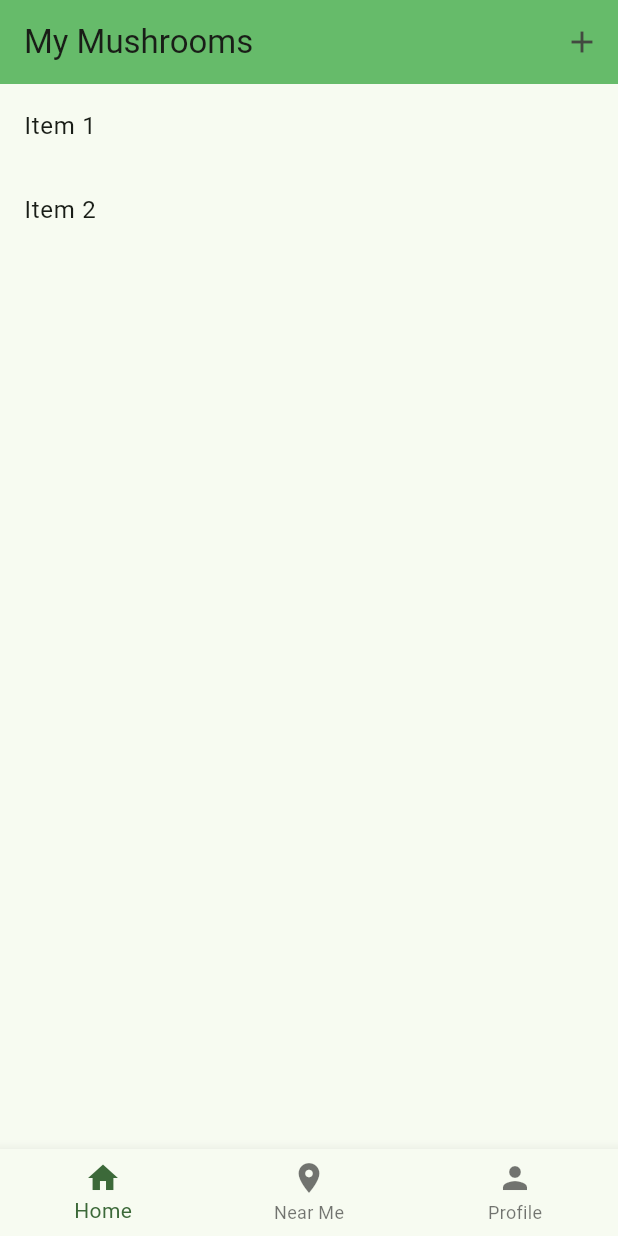
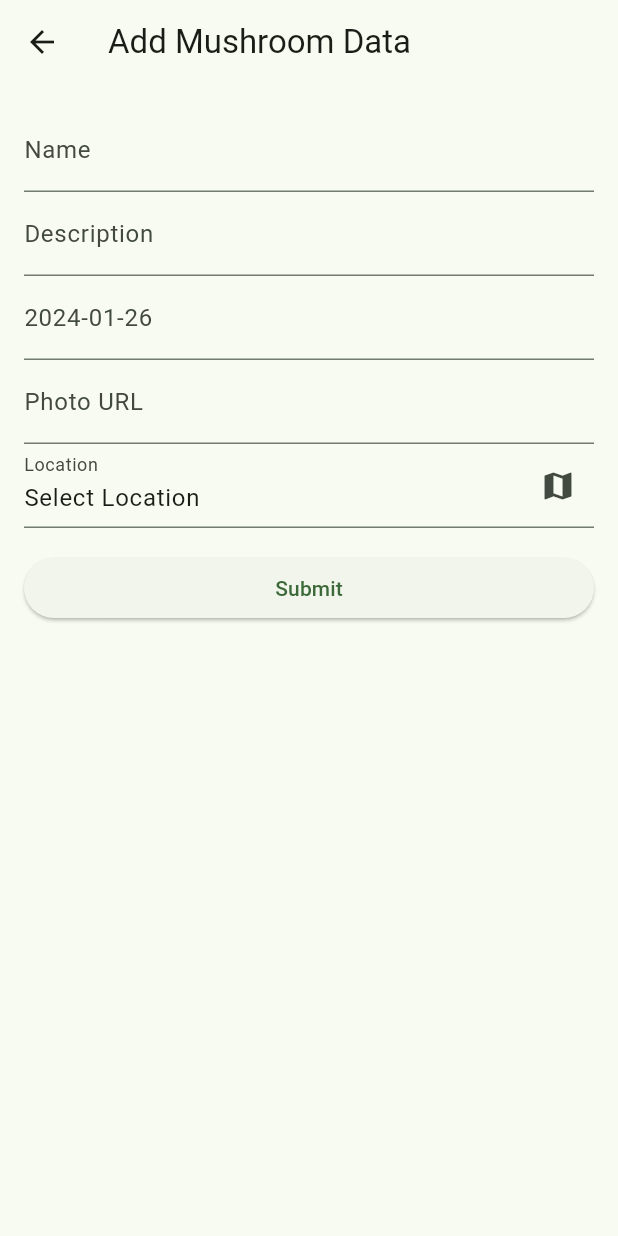
Before and after one commit to cunderw/mushroom-hunter, a Flutter app: the screen it shows once a user with an empty profile is signed in, after a tap on the "add" icon, on a phone screen of 412 x 824 dp. Run offline on Flutter 3.47's test engine with Material 3 defaults, Android fonts, the phone set to English and light mode, and no system bars; our stand-ins replace firebase_auth, firebase_core, geolocator, google_maps_flutter; missing offline and left inert: firebase_ui_auth; accounts and stored records are empty.

Commit message:
add mushroom form with location picker

```diff
--- a/analysis_options.yaml
+++ b/analysis_options.yaml
@@ -1,5 +1,3 @@
-include: ../../analysis_options.yaml
-
 linter:
   rules:
     avoid_print: false
--- a/lib/models/mushroom.dart
+++ b/lib/models/mushroom.dart
@@ -6,12 +6,14 @@ class Mushroom {
   GeoPoint
       geolocation; // Assuming GeoPoint is a class that stores latitude and longitude
   String photoUrl;
+  DateTime dateAdded;
 
   Mushroom({
     required this.name,
     required this.description,
     required this.geolocation,
     required this.photoUrl,
+    required this.dateAdded,
   });
 
   // Converts a Mushroom instance to a Map
@@ -24,6 +26,7 @@ class Mushroom {
         'longitude': geolocation.longitude
       },
       'photoUrl': photoUrl,
+      'dateAdded': dateAdded.toIso8601String(),
     };
   }
 
@@ -35,6 +38,7 @@ class Mushroom {
       geolocation: GeoPoint(
           map['geolocation']['latitude'], map['geolocation']['longitude']),
       photoUrl: map['photoUrl'],
+      dateAdded: DateTime.parse(map['dateAdded']),
     );
   }
 }
--- a/lib/views/my_mushrooms.dart
+++ b/lib/views/my_mushrooms.dart
@@ -1,4 +1,5 @@
 import 'package:flutter/material.dart';
+import 'package:my_mushrooms_hunter/widgets/mushroom_form.dart';
 
 class MyMushrooms extends StatelessWidget {
   const MyMushrooms({super.key});
@@ -15,7 +16,11 @@ class MyMushrooms extends StatelessWidget {
         actions: <Widget>[
           IconButton(
             icon: Icon(Icons.add),
-            onPressed: () {},
+            onPressed: () {
+              Navigator.of(context).push(
+                MaterialPageRoute(builder: (context) => MushroomForm()),
+              );
+            },
           ),
         ],
       ),
--- a/lib/views/near_me.dart
+++ b/lib/views/near_me.dart
@@ -8,7 +8,7 @@ class NearMe extends StatelessWidget {
       child: Column(
         mainAxisAlignment: MainAxisAlignment.start,
         children: [
-          Text('Near Me', style: Theme.of(context).textTheme.headline4),
+          Text('Near Me', style: Theme.of(context).textTheme.headlineMedium),
         ],
       ),
     );
--- /dev/null
+++ b/lib/widgets/mushroom_form.dart
@@ -0,0 +1,149 @@
+import 'package:flutter/material.dart';
+import 'package:flutter/services.dart';
+import 'package:google_maps_flutter/google_maps_flutter.dart';
+import 'package:my_mushrooms_hunter/widgets/location_picker.dart'; // For input formatters if needed
+
+class MushroomForm extends StatefulWidget {
+  const MushroomForm({Key? key}) : super(key: key);
+  @override
+  _MushroomFormState createState() => _MushroomFormState();
+}
+
+class _MushroomFormState extends State<MushroomForm> {
+  final _formKey = GlobalKey<FormState>();
+  final TextEditingController _nameController = TextEditingController();
+  final TextEditingController _descriptionController = TextEditingController();
+  final TextEditingController _photoUrlController = TextEditingController();
+  DateTime _dateAdded =
+      DateTime.now(); // Default to current date, can be changed
+
+  // Dummy variables for geolocation, replace with actual implementation
+  double? _latitude = null;
+  double? _longitude = null;
+
+  Future<void> _selectDate(BuildContext context) async {
+    final DateTime? picked = await showDatePicker(
+      context: context,
+      initialDate: _dateAdded, // Referencing the initial date
+      firstDate: DateTime(2000), // Set this to your requirement
+      lastDate: DateTime(2025), // Set this to your requirement
+    );
+    if (picked != null && picked != _dateAdded) {
+      setState(() {
+        _dateAdded = picked;
+      });
+    }
+  }
+
+  @override
+  Widget build(BuildContext context) {
+    return Scaffold(
+      appBar: AppBar(
+        title: Text('Add Mushroom Data'),
+      ),
+      body: Padding(
+        padding: EdgeInsets.all(16.0),
+        child: Form(
+          key: _formKey,
+          child: ListView(
+            children: <Widget>[
+              TextFormField(
+                controller: _nameController,
+                decoration: InputDecoration(labelText: 'Name'),
+                validator: (value) {
+                  if (value == null || value.isEmpty) {
+                    return 'Please enter the mushroom name';
+                  }
+                  return null;
+                },
+              ),
+              TextFormField(
+                controller: _descriptionController,
+                decoration: InputDecoration(labelText: 'Description'),
+                validator: (value) {
+                  if (value == null || value.isEmpty) {
+                    return 'Please enter a description';
+                  }
+                  return null;
+                },
+              ),
+              GestureDetector(
+                onTap: () => _selectDate(
+                    context), // Call _selectDate when the field is tapped
+                child: AbsorbPointer(
+                  // Prevents the keyboard from showing
+                  child: TextFormField(
+                    decoration: InputDecoration(
+                      labelText:
+                          '${_dateAdded.toIso8601String().split('T').first}',
+                      hintText: 'Date Found', // Display the selected date
+                    ),
+                  ),
+                ),
+              ),
+              TextFormField(
+                controller: _photoUrlController,
+                decoration: InputDecoration(labelText: 'Photo URL'),
+                validator: (value) {
+                  if (value == null || value.isEmpty) {
+                    return 'Please enter the photo URL';
+                  }
+                  return null;
+                },
+              ),
+              GestureDetector(
+                onTap: () async {
+                  // Navigate to the LocationPicker and await the result
+                  final LatLng? result = await Navigator.of(context).push(
+                    MaterialPageRoute(builder: (context) => LocationPicker()),
+                  );
+
+                  // Update the state with the selected location
+                  setState(() {
+                    if (result == null) return;
+                    _latitude = result.latitude;
+                    _longitude = result.longitude;
+                  });
+                },
+                child: AbsorbPointer(
+                  // Prevents the keyboard from showing when tapping the field
+                  child: TextFormField(
+                    readOnly: true, // Makes the field non-editable
+                    controller: TextEditingController(
+                      text: _latitude != null && _longitude != null
+                          ? 'Lat: $_latitude, Lng: $_longitude'
+                          : 'Select Location',
+                    ),
+                    decoration: InputDecoration(
+                      labelText: 'Location',
+                      suffixIcon: Icon(
+                          Icons.map), // Optional: adds a map icon to the field
+                    ),
+                  ),
+                ),
+              ),
+              SizedBox(height: 16.0),
+              ElevatedButton(
+                onPressed: () {
+                  if (_formKey.currentState!.validate()) {
+                    // Process the data
+                  }
+                },
+                child: Text('Submit'),
+              ),
+            ],
+          ),
+        ),
+      ),
+    );
+  }
+
+  @override
+  void dispose() {
+    // Clean up the controller when the widget is disposed.
+    _nameController.dispose();
+    _descriptionController.dispose();
+    _photoUrlController.dispose();
+    super.dispose();
+  }
+}
--- a/pubspec.yaml
+++ b/pubspec.yaml
@@ -14,6 +14,8 @@ dependencies:
   flutter:
     sdk: flutter
   google_sign_in: ^6.2.1
+  google_maps_flutter: ^2.0.6 # Check for the latest version
+  geolocator: ^10.1.0
 
 dev_dependencies:
   flutter_test:
```
Also changed, not shown: lib/widgets/location_picker.dart (added, +100 -0 lines), pubspec.lock, 9 other files.
